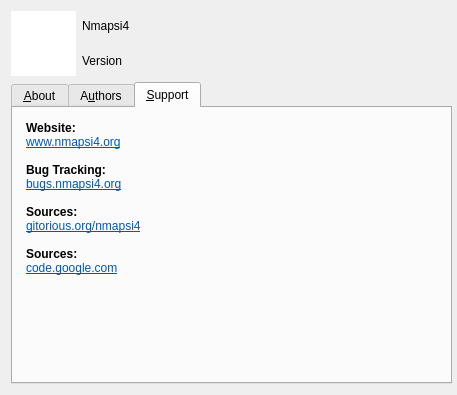
First picture: the form in src/platform/about/about.ui, repository nmapsi4/nmapsi4, before the edit.
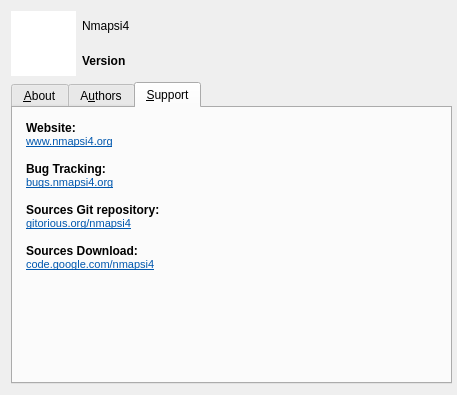
Second picture: the form after the edit. The open tabs and pages were chosen to show the change. Icons and pictures are not drawn.

Commit message:
insert check for ips discovered.
This check remove duplicate entry from active ips treeWidget list.

Patch:
```diff
--- a/src/platform/about/about.ui
+++ b/src/platform/about/about.ui
@@ -205,18 +205,18 @@
           <string>&lt;!DOCTYPE HTML PUBLIC &quot;-//W3C//DTD HTML 4.0//EN&quot; &quot;http://www.w3.org/TR/REC-html40/strict.dtd&quot;&gt;
 &lt;html&gt;&lt;head&gt;&lt;meta name=&quot;qrichtext&quot; content=&quot;1&quot; /&gt;&lt;style type=&quot;text/css&quot;&gt;
 p, li { white-space: pre-wrap; }
-&lt;/style&gt;&lt;/head&gt;&lt;body style=&quot; font-family:'DejaVu Sans'; font-size:9pt; font-weight:400; font-style:normal;&quot;&gt;
-&lt;p style=&quot; margin-top:0px; margin-bottom:0px; margin-left:0px; margin-right:0px; -qt-block-indent:0; text-indent:0px;&quot;&gt;&lt;span style=&quot; font-weight:600;&quot;&gt;Website:&lt;/span&gt;  &lt;/p&gt;
-&lt;p style=&quot; margin-top:0px; margin-bottom:0px; margin-left:0px; margin-right:0px; -qt-block-indent:0; text-indent:0px;&quot;&gt;&lt;a href=&quot;http://www.nmapsi4.org&quot;&gt;&lt;span style=&quot; text-decoration: underline; color:#0057ae;&quot;&gt;www.nmapsi4.org&lt;/span&gt;&lt;/a&gt;&lt;/p&gt;
-&lt;p style=&quot;-qt-paragraph-type:empty; margin-top:0px; margin-bottom:0px; margin-left:0px; margin-right:0px; -qt-block-indent:0; text-indent:0px;&quot;&gt;&lt;br /&gt;&lt;/p&gt;
-&lt;p style=&quot; margin-top:0px; margin-bottom:0px; margin-left:0px; margin-right:0px; -qt-block-indent:0; text-indent:0px;&quot;&gt;&lt;span style=&quot; font-weight:600;&quot;&gt;Bug Tracking:&lt;/span&gt;&lt;/p&gt;
+&lt;/style&gt;&lt;/head&gt;&lt;body style=&quot; font-family:'DejaVu Sans'; font-size:8pt; font-weight:400; font-style:normal;&quot;&gt;
+&lt;p style=&quot; margin-top:0px; margin-bottom:0px; margin-left:0px; margin-right:0px; -qt-block-indent:0; text-indent:0px;&quot;&gt;&lt;span style=&quot; font-size:9pt; font-weight:600;&quot;&gt;Website:&lt;/span&gt;&lt;span style=&quot; font-size:9pt;&quot;&gt;  &lt;/span&gt;&lt;/p&gt;
+&lt;p style=&quot; margin-top:0px; margin-bottom:0px; margin-left:0px; margin-right:0px; -qt-block-indent:0; text-indent:0px;&quot;&gt;&lt;a href=&quot;www.nmapsi4.org&quot;&gt;&lt;span style=&quot; text-decoration: underline; color:#0057ae;&quot;&gt;www.nmapsi4.org&lt;/span&gt;&lt;/a&gt;&lt;/p&gt;
+&lt;p style=&quot;-qt-paragraph-type:empty; margin-top:0px; margin-bottom:0px; margin-left:0px; margin-right:0px; -qt-block-indent:0; text-indent:0px; font-size:9pt;&quot;&gt;&lt;br /&gt;&lt;/p&gt;
+&lt;p style=&quot; margin-top:0px; margin-bottom:0px; margin-left:0px; margin-right:0px; -qt-block-indent:0; text-indent:0px;&quot;&gt;&lt;span style=&quot; font-size:9pt; font-weight:600;&quot;&gt;Bug Tracking:&lt;/span&gt;&lt;/p&gt;
 &lt;p style=&quot; margin-top:0px; margin-bottom:0px; margin-left:0px; margin-right:0px; -qt-block-indent:0; text-indent:0px;&quot;&gt;&lt;a href=&quot;http://bugs.nmapsi4.org&quot;&gt;&lt;span style=&quot; text-decoration: underline; color:#0057ae;&quot;&gt;bugs.nmapsi4.org&lt;/span&gt;&lt;/a&gt;&lt;/p&gt;
-&lt;p style=&quot;-qt-paragraph-type:empty; margin-top:0px; margin-bottom:0px; margin-left:0px; margin-right:0px; -qt-block-indent:0; text-indent:0px;&quot;&gt;&lt;br /&gt;&lt;/p&gt;
-&lt;p style=&quot; margin-top:0px; margin-bottom:0px; margin-left:0px; margin-right:0px; -qt-block-indent:0; text-indent:0px;&quot;&gt;&lt;span style=&quot; font-weight:600;&quot;&gt;Sources:&lt;/span&gt;&lt;/p&gt;
+&lt;p style=&quot;-qt-paragraph-type:empty; margin-top:0px; margin-bottom:0px; margin-left:0px; margin-right:0px; -qt-block-indent:0; text-indent:0px; font-size:9pt;&quot;&gt;&lt;br /&gt;&lt;/p&gt;
+&lt;p style=&quot; margin-top:0px; margin-bottom:0px; margin-left:0px; margin-right:0px; -qt-block-indent:0; text-indent:0px;&quot;&gt;&lt;span style=&quot; font-size:9pt; font-weight:600;&quot;&gt;Sources Git repository:&lt;/span&gt;&lt;/p&gt;
 &lt;p style=&quot; margin-top:0px; margin-bottom:0px; margin-left:0px; margin-right:0px; -qt-block-indent:0; text-indent:0px;&quot;&gt;&lt;a href=&quot;http://gitorious.org/nmapsi4&quot;&gt;&lt;span style=&quot; text-decoration: underline; color:#0057ae;&quot;&gt;gitorious.org/nmapsi4&lt;/span&gt;&lt;/a&gt;&lt;/p&gt;
-&lt;p style=&quot;-qt-paragraph-type:empty; margin-top:0px; margin-bottom:0px; margin-left:0px; margin-right:0px; -qt-block-indent:0; text-indent:0px;&quot;&gt;&lt;br /&gt;&lt;/p&gt;
-&lt;p style=&quot; margin-top:0px; margin-bottom:0px; margin-left:0px; margin-right:0px; -qt-block-indent:0; text-indent:0px;&quot;&gt;&lt;span style=&quot; font-weight:600;&quot;&gt;Sources:&lt;/span&gt;&lt;/p&gt;
-&lt;p style=&quot; margin-top:0px; margin-bottom:0px; margin-left:0px; margin-right:0px; -qt-block-indent:0; text-indent:0px;&quot;&gt;&lt;a href=&quot;http://code.google.com/p/nmapsi4/&quot;&gt;&lt;span style=&quot; text-decoration: underline; color:#0057ae;&quot;&gt;code.google.com&lt;/span&gt;&lt;/a&gt;&lt;/p&gt;&lt;/body&gt;&lt;/html&gt;</string>
+&lt;p style=&quot;-qt-paragraph-type:empty; margin-top:0px; margin-bottom:0px; margin-left:0px; margin-right:0px; -qt-block-indent:0; text-indent:0px; font-size:9pt;&quot;&gt;&lt;br /&gt;&lt;/p&gt;
+&lt;p style=&quot; margin-top:0px; margin-bottom:0px; margin-left:0px; margin-right:0px; -qt-block-indent:0; text-indent:0px;&quot;&gt;&lt;span style=&quot; font-size:9pt; font-weight:600;&quot;&gt;Sources Download:&lt;/span&gt;&lt;/p&gt;
+&lt;p style=&quot; margin-top:0px; margin-bottom:0px; margin-left:0px; margin-right:0px; -qt-block-indent:0; text-indent:0px;&quot;&gt;&lt;a href=&quot;http://code.google.com/nmapsi4&quot;&gt;&lt;span style=&quot; text-decoration: underline; color:#0057ae;&quot;&gt;code.google.com/nmapsi4&lt;/span&gt;&lt;/a&gt;&lt;/p&gt;&lt;/body&gt;&lt;/html&gt;</string>
          </property>
          <property name="textInteractionFlags">
           <set>Qt::LinksAccessibleByKeyboard|Qt::LinksAccessibleByMouse</set>
@@ -248,7 +248,8 @@
       </size>
      </property>
      <property name="styleSheet">
-      <string notr="true">font: 75 11pt &quot;Sans Serif&quot;;</string>
+      <string notr="true">font: 75 11pt &quot;Sans Serif&quot;;
+font: bold;</string>
      </property>
      <property name="text">
       <string>Version </string>
```
Left out of the diff: 62 changed lines with no effect on the pictures. The commit also changes 2 other files.
